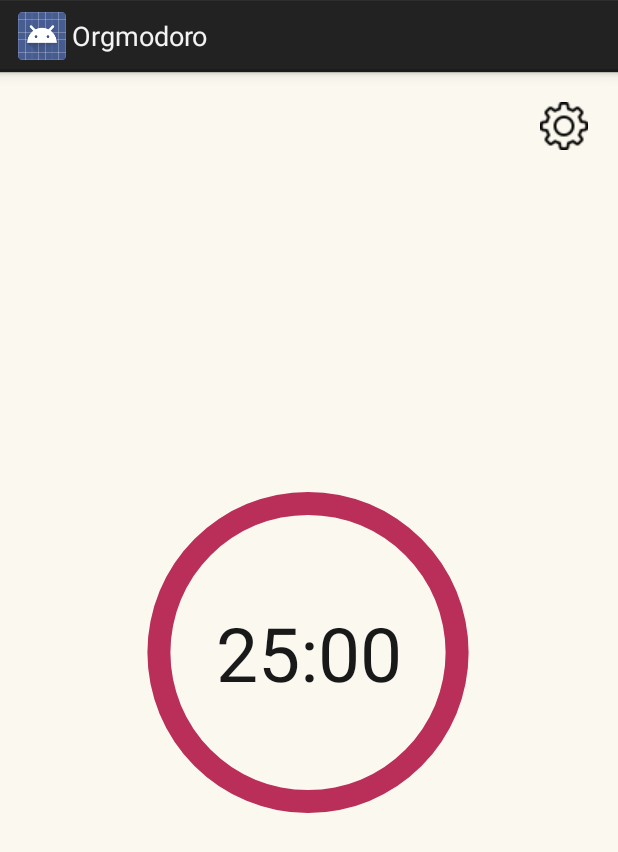
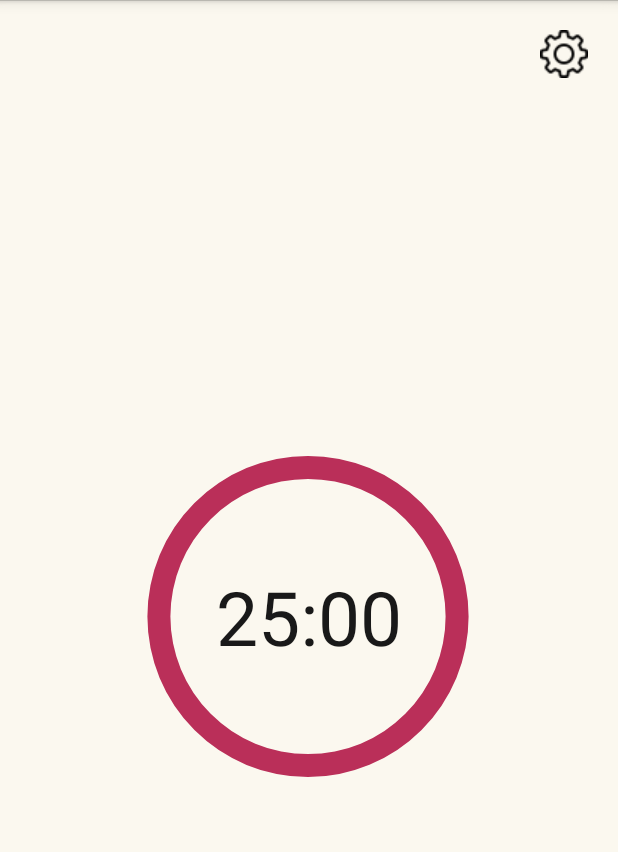
Before and after one commit to MatoPlus/Orgmodoro, an Android app: the screen it shows after launch (OrgmodoroActivity), on a phone screen of 412 x 824 dp. Shown: the top 852 px of the screen. Run offline under Robolectric (Android 15) with nearby library versions, the phone set to English and light mode, and no system bars.

Commit message:
Removed title bar for more viewing space

```diff
--- a/app/src/main/res/values/styles.xml
+++ b/app/src/main/res/values/styles.xml
@@ -1,7 +1,7 @@
 <resources>
 
     <!-- Base application theme. -->
-    <style name="AppTheme" parent="android:Theme.Holo.Light.DarkActionBar">
+    <style name="AppTheme" parent="android:Theme.Holo.Light.NoActionBar">
         <!-- Customize your theme here. -->
         <!--<item name="android:windowAnimationStyle">@style/CustomActivityAnimation</item>-->
     </style>
```
